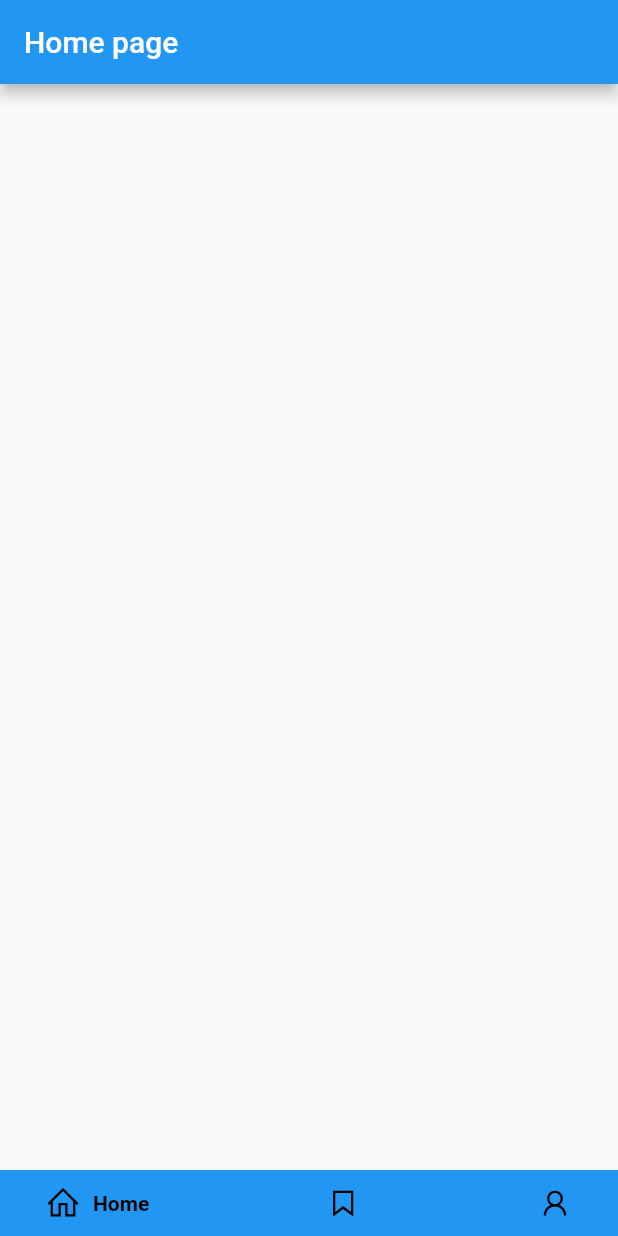
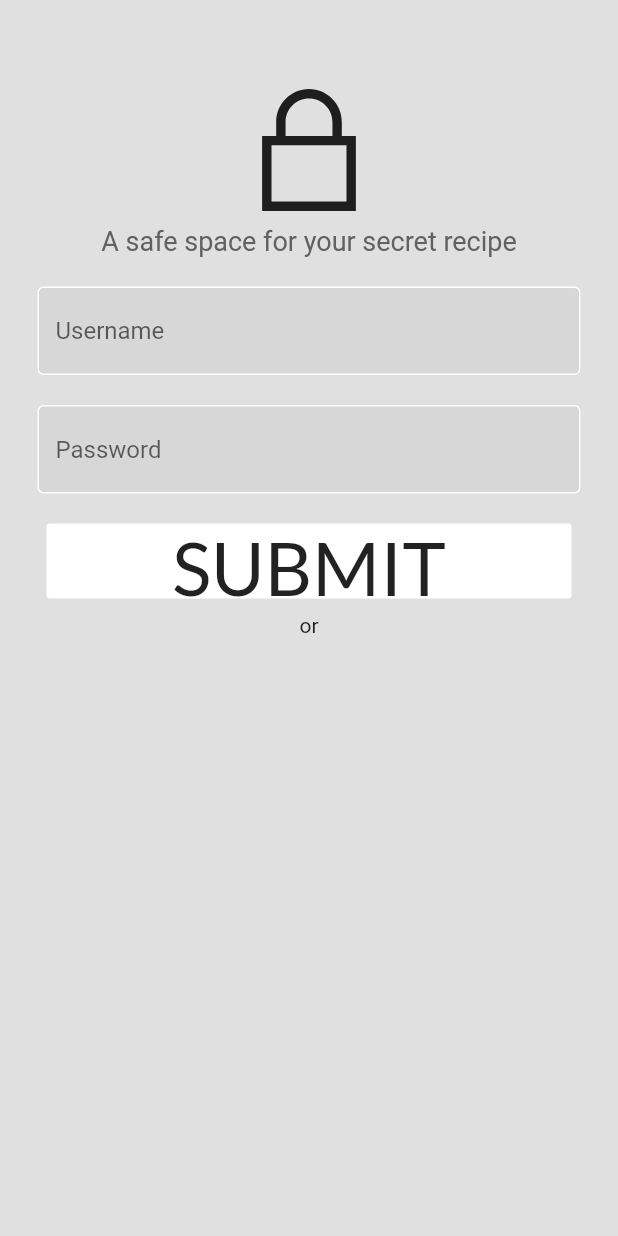
Before and after one commit to Ye1enaaa/Recipe-Vault, a Flutter app: the screen it shows after launch, on a phone screen of 412 x 824 dp. Run offline on Flutter 3.47's test engine with Material 2 defaults, Android fonts, the phone set to English and light mode, and no system bars; drawn by our look-alikes of google_nav_bar; our stand-ins replace line_icons.

Commit message:
add login UI

```diff
--- a/lib/listings.dart
+++ b/lib/listings.dart
@@ -11,7 +11,7 @@ class _ListingsState extends State<Listings> {
   @override
   Widget build(BuildContext context) {
     return Scaffold(
-      appBar: AppBar(title: Text('Listings'),),
+      appBar: AppBar(title: Text('Listings')),
     );
   }
 }
--- /dev/null
+++ b/lib/login_page.dart
@@ -0,0 +1,71 @@
+import 'package:firstactivity/root_page.dart';
+import 'package:firstactivity/text_fields.dart';
+import 'package:flutter/material.dart';
+import 'package:line_icons/line_icon.dart';
+import 'package:line_icons/line_icons.dart';
+
+class LoginPage extends StatefulWidget {
+  const LoginPage({ Key? key }) : super(key: key);
+
+  @override
+  _LoginPageState createState() => _LoginPageState();
+}
+
+class _LoginPageState extends State<LoginPage> {
+  TextEditingController nameController = TextEditingController();
+  TextEditingController passwordController = TextEditingController();
+  @override
+  Widget build(BuildContext context) {
+    return Scaffold(
+      backgroundColor: Colors.grey[300],
+      body: SafeArea(
+        child: Center(
+          child: Column(
+            children: [
+              const SizedBox(height: 50),
+              const Icon(
+                LineIcons.lock,
+                size: 100,
+              ),
+              Text(
+                'A safe space for your secret recipe',
+                style: TextStyle(
+                  color: Colors.grey[700],
+                  fontSize: 18
+                )
+              ),
+              const SizedBox(height: 20),
+              TextFields(
+                controller: nameController,
+                obscureText: false,
+                hintText: 'Username'),
+              const SizedBox(height: 20),
+              TextFields(
+                controller: passwordController,
+                obscureText: true,
+                hintText: 'Password'),
+              const SizedBox(height: 20),
+              Container(
+                width: 350,
+                height: 50,
+                decoration: BoxDecoration(
+                  borderRadius: BorderRadius.circular(2),
+                  color: Colors.white
+                ),
+                child: const Text(
+                  'SUBMIT',
+                  style: TextStyle(
+                    fontSize: 49,
+                    fontFamily: 'Lato'
+                  ),
+                  textAlign: TextAlign.center,
+                ),
+              ),
+              const SizedBox(height: 10),
+              const Text('or')
+            ]
+          ),
+        )),
+    );
+  }
+}
--- a/lib/main.dart
+++ b/lib/main.dart
@@ -1,4 +1,5 @@
 import 'package:flutter/material.dart';
+import 'login_page.dart';
 import 'root_page.dart';
 
 void main() {
@@ -16,7 +17,7 @@ class MyApp extends StatelessWidget {
       theme: ThemeData(
         primarySwatch: Colors.blue,
       ),
-      home: const RootPage(),
+      home: const LoginPage(),
     );
   }
 }
--- /dev/null
+++ b/lib/text_fields.dart
@@ -0,0 +1,34 @@
+import 'package:flutter/material.dart';
+
+class TextFields extends StatelessWidget {
+  final TextEditingController controller;
+  final String hintText;
+  final bool obscureText;
+const TextFields({
+  Key? key,
+  required this.controller,
+  required this.hintText,
+  required this.obscureText
+ }) : super(key: key);
+
+  @override
+  Widget build(BuildContext context){
+    return Padding(
+      padding: const EdgeInsets.symmetric(horizontal: 25),
+        child: TextField(
+        controller: controller,
+        obscureText: obscureText,
+        decoration: InputDecoration(
+          hintText: hintText,
+          enabledBorder: const OutlineInputBorder(
+            borderSide: BorderSide(color: Colors.white)
+          ),
+          focusedBorder: OutlineInputBorder(
+            borderSide: BorderSide(color: Colors.grey.shade400)
+          ),
+          filled: true
+        ),
+      ),
+    );
+  }
+}
```
Also changed, not shown: assets/fonts/OFL.txt (added, +93 -0 lines), pubspec.yaml (+5 -6 lines), assets/fonts/Lato-Black.ttf (added), assets/fonts/Lato-BlackItalic.ttf (added), assets/fonts/Lato-Bold.ttf (added), assets/fonts/Lato-BoldItalic.ttf (added), assets/fonts/Lato-Italic.ttf (added), assets/fonts/Lato-Light.ttf (added), assets/fonts/Lato-LightItalic.ttf (added), assets/fonts/Lato-Regular.ttf (added), assets/fonts/Lato-Thin.ttf (added), assets/fonts/Lato-ThinItalic.ttf (added).
